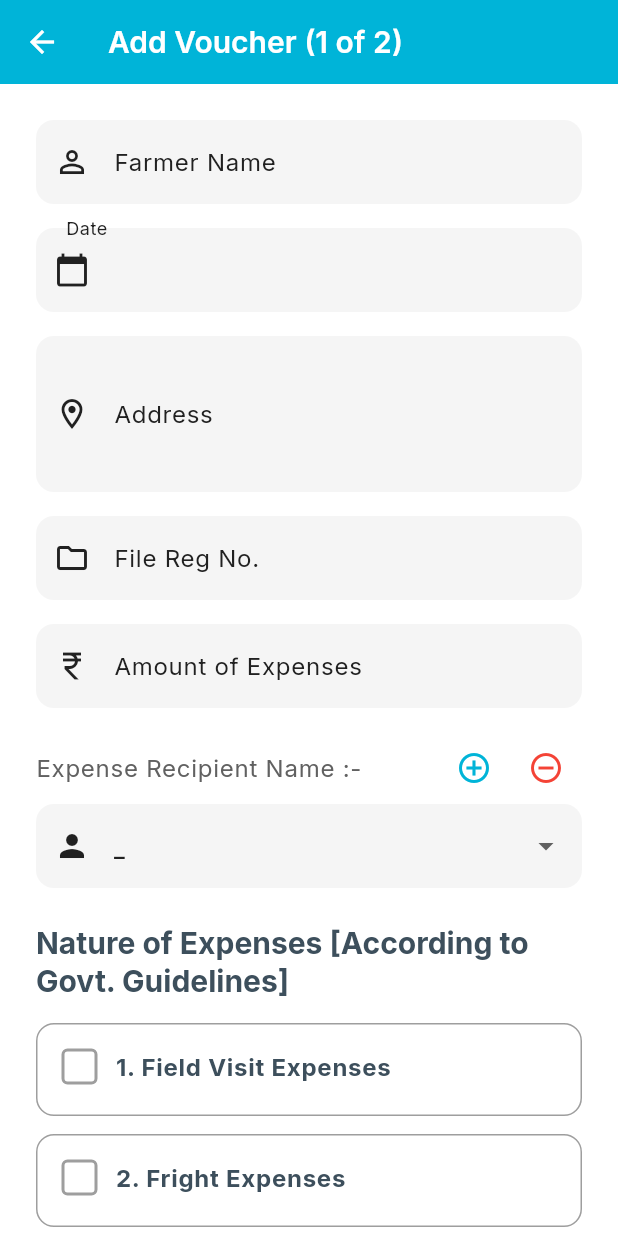
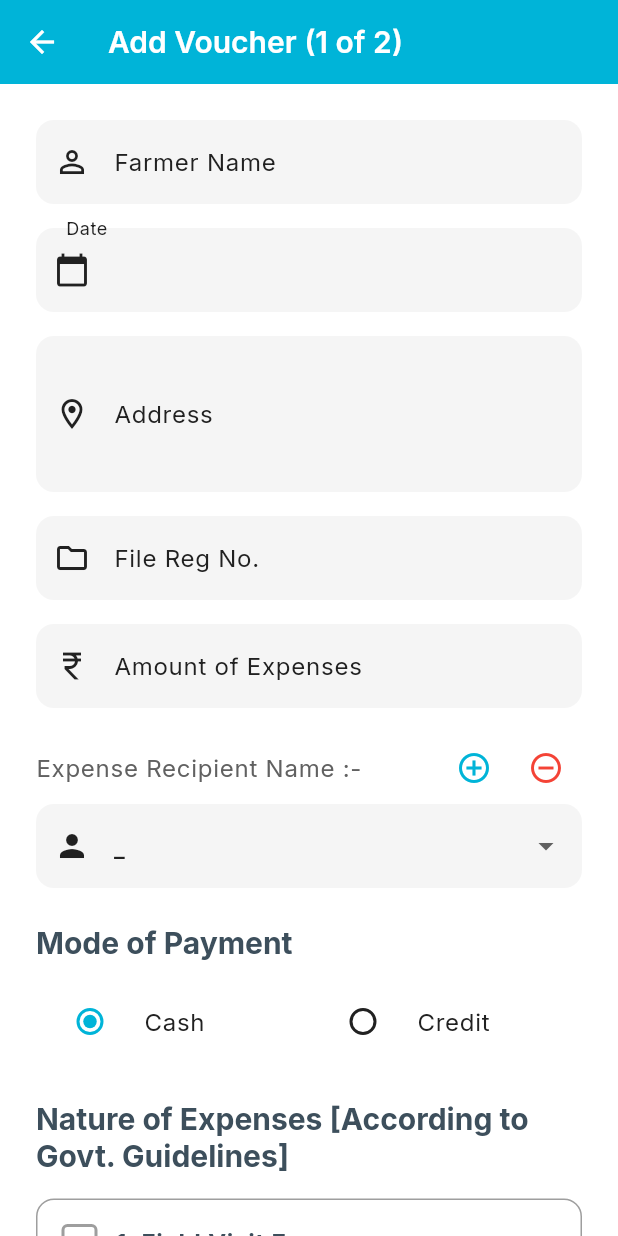
Before and after one commit to raman04-byte/dev, a Flutter app: the AddVoucherPage screen opened by its route, on a phone screen of 412 x 824 dp. Run offline on Flutter 3.47's test engine with Material 3 defaults, Android fonts, the phone set to English and light mode, and no system bars; our stand-ins replace appwrite, google_fonts, hive, hive_flutter, image_picker, share_plus and 2 more; missing offline and left inert: syncfusion_flutter_pdf, syncfusion_flutter_pdfviewer; accounts and stored records are empty; statements that could not run were skipped.

Commit message:
feat: Add payment mode functionality to voucher management

```diff
--- a/lib/core/services/pdf_service.dart
+++ b/lib/core/services/pdf_service.dart
@@ -208,7 +208,9 @@ class PdfService {
         ? Set<int>.from(rawPaymentExpenses)
         : {};
 
-    _drawPaymentExpenses(graphics, currentY, paymentExpenses);
+    final String paymentMode = voucherData['paymentMode'] ?? 'Cash';
+
+    _drawPaymentExpenses(graphics, currentY, paymentExpenses, paymentMode);
     currentY += 45;
 
     // Footer signatures
@@ -760,6 +762,7 @@ class PdfService {
     PdfGraphics graphics,
     double yOffset,
     Set<int> selectedPayments,
+    String paymentMode,
   ) {
     final PdfPen fieldPen = PdfPen(PdfColor(0, 180, 216), width: 1);
 
@@ -772,6 +775,15 @@ class PdfService {
       PdfStandardFont(PdfFontFamily.helvetica, 9, style: PdfFontStyle.bold),
       bounds: Rect.fromLTWH(20, yOffset + 4, 400, 20),
       brush: PdfBrushes.black,
+    );
+
+    // Add payment mode on the right side
+    graphics.drawString(
+      'Mode of payment: $paymentMode',
+      PdfStandardFont(PdfFontFamily.helvetica, 9, style: PdfFontStyle.bold),
+      bounds: Rect.fromLTWH(440, yOffset + 4, 130, 20),
+      brush: PdfBrushes.black,
+      format: PdfStringFormat(alignment: PdfTextAlignment.right),
     );
 
     yOffset += 20;
--- a/lib/features/voucher/domain/models/voucher_model.dart
+++ b/lib/features/voucher/domain/models/voucher_model.dart
@@ -40,6 +40,9 @@ class VoucherModel extends HiveObject {
   @HiveField(11)
   final String? payorSignature;
 
+  @HiveField(12)
+  final String paymentMode; // 'Cash' or 'Credit'
+
   VoucherModel({
     this.id,
     required this.farmerName,
@@ -53,6 +56,7 @@ class VoucherModel extends HiveObject {
     required this.state,
     this.receiverSignature,
     this.payorSignature,
+    this.paymentMode = 'Cash',
   });
 
   Map<String, dynamic> toJson() {
@@ -68,6 +72,7 @@ class VoucherModel extends HiveObject {
       'state': state,
       'receiverSignature': receiverSignature,
       'payorSignature': payorSignature,
+      'paymentMode': paymentMode,
     };
   }
 
@@ -85,6 +90,7 @@ class VoucherModel extends HiveObject {
       state: json['state'],
       receiverSignature: json['receiverSignature'],
       payorSignature: json['payorSignature'],
+      paymentMode: json['paymentMode'] ?? 'Cash',
     );
   }
 }
--- a/lib/features/voucher/presentation/pages/add_voucher_page.dart
+++ b/lib/features/voucher/presentation/pages/add_voucher_page.dart
@@ -1,5 +1,4 @@
 import 'dart:io';
-import 'dart:typed_data';
 
 import 'package:flutter/material.dart';
 import 'package:flutter/services.dart';
@@ -31,6 +30,8 @@ class _AddVoucherPageState extends State<AddVoucherPage> {
 
   String? _selectedExpensesBy;
   List<String> _expensesByOptions = ['_'];
+
+  String _paymentMode = 'Cash'; // Default to Cash
 
   late String _selectedState;
 
@@ -328,6 +329,7 @@ class _AddVoucherPageState extends State<AddVoucherPage> {
           'paymentExpenses': Set<int>.from(_selectedPaymentExpenses),
           'signature': _signature,
           'receiverSignature': _receiverSignature,
+          'paymentMode': _paymentMode,
         };
 
         // Clear form for second voucher
@@ -355,6 +357,7 @@ class _AddVoucherPageState extends State<AddVoucherPage> {
           'paymentExpenses': Set<int>.from(_selectedPaymentExpenses),
           'signature': _signature,
           'receiverSignature': _receiverSignature,
+          'paymentMode': _paymentMode,
         };
 
         // Generate PDF
@@ -441,6 +444,7 @@ class _AddVoucherPageState extends State<AddVoucherPage> {
         state: _selectedState,
         receiverSignature: receiverSig1Id,
         payorSignature: payorSig1Id,
+        paymentMode: voucher1['paymentMode'],
       );
       await _voucherRepository.createVoucher(voucher1Model);
 
@@ -476,6 +480,7 @@ class _AddVoucherPageState extends State<AddVoucherPage> {
           state: _selectedState,
           receiverSignature: receiverSig2Id,
           payorSignature: payorSig2Id,
+          paymentMode: voucher2['paymentMode'],
         );
         await _voucherRepository.createVoucher(voucher2Model);
       }
@@ -732,6 +737,47 @@ class _AddVoucherPageState extends State<AddVoucherPage> {
                     }
                     return null;
                   },
+                ),
+                const SizedBox(height: 24),
+
+                // Payment Mode Section
+                Text(
+                  'Mode of Payment',
+                  style: Theme.of(context).textTheme.titleLarge?.copyWith(
+                    color: AppColors.primaryNavy,
+                    fontWeight: FontWeight.bold,
+                  ),
+                ),
+                const SizedBox(height: 12),
+                Row(
+                  children: [
+                    Expanded(
+                      child: RadioListTile<String>(
+                        title: const Text('Cash'),
+                        value: 'Cash',
+                        groupValue: _paymentMode,
+                        onChanged: (value) {
+                          setState(() {
+                            _paymentMode = value!;
+                          });
+                        },
+                        activeColor: AppColors.primaryCyan,
+                      ),
+                    ),
+                    Expanded(
+                      child: RadioListTile<String>(
+                        title: const Text('Credit'),
+                        value: 'Credit',
+                        groupValue: _paymentMode,
+                        onChanged: (value) {
+                          setState(() {
+                            _paymentMode = value!;
+                          });
+                        },
+                        activeColor: AppColors.primaryCyan,
+                      ),
+                    ),
+                  ],
                 ),
                 const SizedBox(height: 24),
 
--- a/lib/features/voucher/presentation/pages/state_vouchers_page.dart
+++ b/lib/features/voucher/presentation/pages/state_vouchers_page.dart
@@ -513,6 +513,7 @@ class _StateVouchersPageState extends State<StateVouchersPage> {
               _buildDetailRow('File Reg No.', voucher.fileRegNo),
               _buildDetailRow('Amount', 'Rs. ${voucher.amountOfExpenses}'),
               _buildDetailRow('Expenses By', voucher.expensesBy),
+              _buildDetailRow('Mode of Payment', voucher.paymentMode),
               _buildDetailRow('Address', voucher.address),
               const SizedBox(height: 16),
               Text(
@@ -996,6 +997,7 @@ class _StateVouchersPageState extends State<StateVouchersPage> {
           'paymentExpenses': paymentExpenses,
           'receiverSignature': receiverSig,
           'signature': payorSig,
+          'paymentMode': v.paymentMode,
         });
       }
 
```
Also changed, not shown: lib/features/voucher/domain/models/voucher_model.g.dart.
